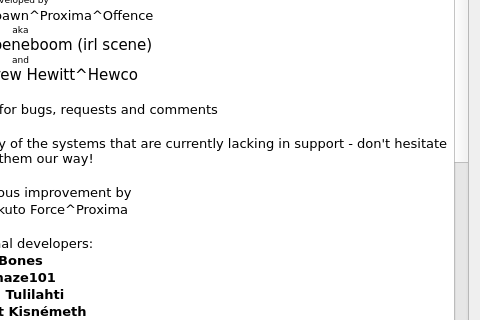
The window that source/dialogabout.ui (leuat/TRSE) describes before a commit, drawn with Qt 5; both pictures show x 425 to 905 and y 115 to 435 of the 905 by 534 pixel window.
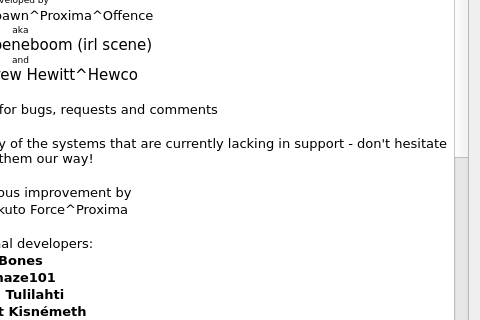
The same window after the commit. Icons and pictures are not drawn.

The edit to the form file:
```diff
--- a/source/dialogabout.ui
+++ b/source/dialogabout.ui
@@ -82,10 +82,11 @@
 &lt;p align=&quot;center&quot; style=&quot;-qt-paragraph-type:empty; margin-top:0px; margin-bottom:0px; margin-left:0px; margin-right:0px; -qt-block-indent:0; text-indent:0px;&quot;&gt;&lt;br /&gt;&lt;/p&gt;
 &lt;p align=&quot;center&quot; style=&quot; margin-top:0px; margin-bottom:0px; margin-left:0px; margin-right:0px; -qt-block-indent:0; text-indent:0px;&quot;&gt;BBC Disc tools by Rich Talbot-Watkins&lt;/p&gt;
 &lt;p align=&quot;center&quot; style=&quot;-qt-paragraph-type:empty; margin-top:0px; margin-bottom:0px; margin-left:0px; margin-right:0px; -qt-block-indent:0; text-indent:0px;&quot;&gt;&lt;br /&gt;&lt;/p&gt;
-&lt;p align=&quot;center&quot; style=&quot; margin-top:0px; margin-bottom:0px; margin-left:0px; margin-right:0px; -qt-block-indent:0; text-indent:0px;&quot;&gt;Big thanks to the following beta testers&lt;/p&gt;
+&lt;p align=&quot;center&quot; style=&quot; margin-top:0px; margin-bottom:0px; margin-left:0px; margin-right:0px; -qt-block-indent:0; text-indent:0px;&quot;&gt;Big thanks to the following beta testers and helpers&lt;/p&gt;
 &lt;p align=&quot;center&quot; style=&quot;-qt-paragraph-type:empty; margin-top:0px; margin-bottom:0px; margin-left:0px; margin-right:0px; -qt-block-indent:0; text-indent:0px;&quot;&gt;&lt;br /&gt;&lt;/p&gt;
 &lt;p align=&quot;center&quot; style=&quot; margin-top:0px; margin-bottom:0px; margin-left:0px; margin-right:0px; -qt-block-indent:0; text-indent:0px;&quot;&gt;Damian Woroch&lt;/p&gt;
 &lt;p align=&quot;center&quot; style=&quot; margin-top:0px; margin-bottom:0px; margin-left:0px; margin-right:0px; -qt-block-indent:0; text-indent:0px;&quot;&gt;Bones&lt;/p&gt;
+&lt;p align=&quot;center&quot; style=&quot; margin-top:0px; margin-bottom:0px; margin-left:0px; margin-right:0px; -qt-block-indent:0; text-indent:0px;&quot;&gt;Tony Brice&lt;/p&gt;
 &lt;p align=&quot;center&quot; style=&quot; margin-top:0px; margin-bottom:0px; margin-left:0px; margin-right:0px; -qt-block-indent:0; text-indent:0px;&quot;&gt;Eric Majikeyric&lt;/p&gt;
 &lt;p align=&quot;center&quot; style=&quot; margin-top:0px; margin-bottom:0px; margin-left:0px; margin-right:0px; -qt-block-indent:0; text-indent:0px;&quot;&gt;Hawk&lt;/p&gt;
 &lt;p align=&quot;center&quot; style=&quot; margin-top:0px; margin-bottom:0px; margin-left:0px; margin-right:0px; -qt-block-indent:0; text-indent:0px;&quot;&gt;Eric G&lt;/p&gt;
```
